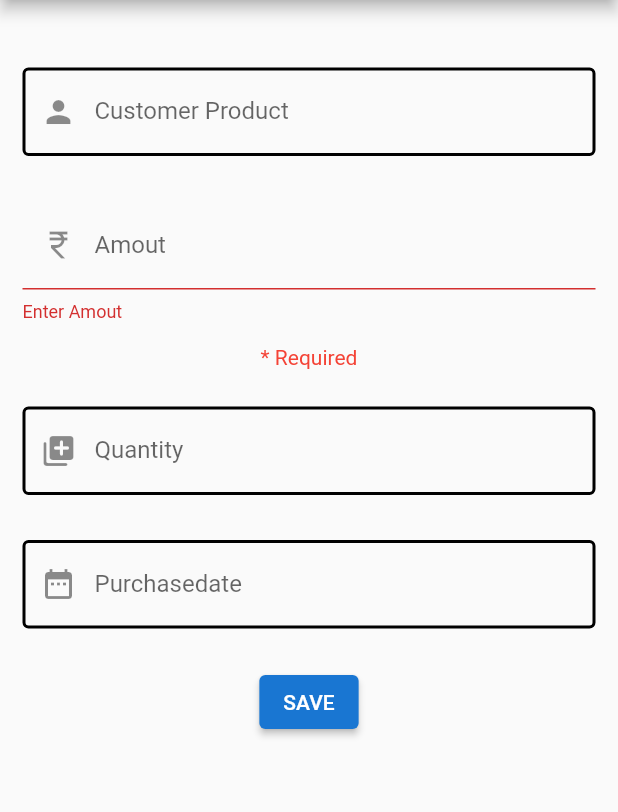
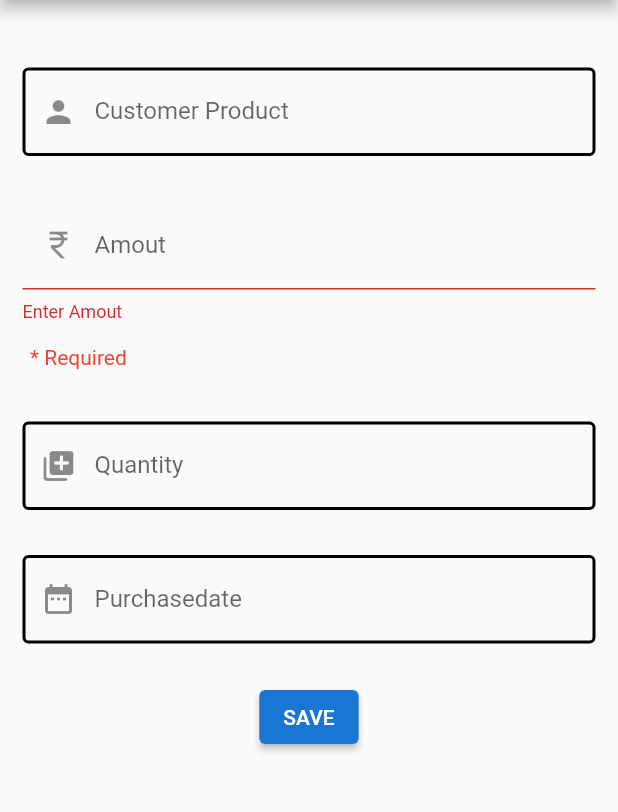
Before and after one commit to RajVirani6587/khatabook, a Flutter app: the paymetRemaind_Screen screen opened by its route, after a tap on "SAVE", on a phone screen of 412 x 824 dp, the part 84-896 px from its top. Run offline on Flutter 3.47's test engine with Material 2 defaults, Android fonts, the phone set to English and light mode, and no system bars; our stand-ins replace get, sqflite; accounts and stored records are empty.

Commit message:
12/11/2022

```diff
--- a/lib/controller/dbhelpre_cilent.dart
+++ b/lib/controller/dbhelpre_cilent.dart
@@ -22,7 +22,7 @@ class DbHelper{
     String  path =  join(folder.path,"rnw.db");
     return  openDatabase(path,version:1,onCreate:(db,version){
       String query = "CREATE TABLE cilent(id INTEGER PRIMARY KEY AUTOINCREMENT,name TEXT,mobile TEXT,address TEXT)";
-      String proquery = "CREATE TABLE product(id INTEGER PRIMARY KEY AUTOINCREMENT,productname TEXT,quantity TEXT,price TEXT,purchasedate TEXT,client_id INTEGER,payment_status INTEGER)";
+      String proquery = "CREATE TABLE product(id INTEGER PRIMARY KEY AUTOINCREMENT,product_name TEXT,quantity TEXT,price TEXT,purchase_date TEXT,client_id INTEGER,payment_status INTEGER)";
       db.execute(query);
       db.execute(proquery);
     });
--- a/lib/view/paymetRemaind_Screen.dart
+++ b/lib/view/paymetRemaind_Screen.dart
@@ -14,29 +14,26 @@ class paymetRemaind_Screen extends StatefulWidget {
 }
 
 class _paymetRemaind_ScreenState extends State<paymetRemaind_Screen> {
-
-
   Product_Controller product_controller = Get.put(Product_Controller());
   Cilent_Controller cilent_controller = Get.put(Cilent_Controller());
 
-  TextEditingController txtproductname  =TextEditingController();
-  TextEditingController txtquantity     =TextEditingController();
-  TextEditingController txtprice        =TextEditingController();
-  TextEditingController txtpurchasedate =TextEditingController();
+  TextEditingController txtproductname = TextEditingController();
+  TextEditingController txtquantity = TextEditingController();
+  TextEditingController txtprice = TextEditingController();
+  TextEditingController txtpurchasedate = TextEditingController();
 
   @override
   void initState() {
     super.initState();
-    getDataPro();
+    getData();
   }
 
-  void getDataPro()async{
-    DbHelper pdb = DbHelper();
-    product_controller.ProductList.value = await pdb.readData();
+  void getData() async {
+    DbHelper db = DbHelper();
+    product_controller.ProductList.value = await db.readData();
   }
 
   var txtkey = GlobalKey<FormState>();
-
 
   @override
   Widget build(BuildContext context) {
@@ -46,13 +43,16 @@ class _paymetRemaind_ScreenState extends State<paymetRemaind_Screen> {
         child: Scaffold(
           appBar: AppBar(
             backgroundColor: Colors.blue.shade700,
-              leading: IconButton(onPressed: (){
-                Get.back();
-              }, icon:Icon(Icons.arrow_back)),
+            leading: IconButton(
+                onPressed: () {
+                  Get.off(Detile_Screen());
+                },
+                icon: Icon(Icons.arrow_back)),
             centerTitle: false,
             title: Text("Add Payment"),
             actions: [
-                IconButton(onPressed: (){
+              IconButton(
+                  onPressed: () {
                     txtproductname.clear();
                     txtquantity.clear();
                     txtprice.clear();
@@ -61,7 +61,9 @@ class _paymetRemaind_ScreenState extends State<paymetRemaind_Screen> {
                   icon: Icon(Icons.refresh)),
             ],
           ),
-          body: SingleChildScrollView(
+          body: WillPopScope(
+            onWillPop: dialog,
+            child: SingleChildScrollView(
               child: Column(
                 children: [
                   SizedBox(
@@ -79,24 +81,21 @@ class _paymetRemaind_ScreenState extends State<paymetRemaind_Screen> {
                             borderSide: BorderSide(width: 2),
                           ),
                           focusedBorder: OutlineInputBorder(
-                          borderSide: BorderSide(width: 2,color: Colors.blue),
-                        )
-                    ),
+                            borderSide:
+                                BorderSide(width: 2, color: Colors.blue),
+                          )),
                     ),
                   ),
                   Padding(
                     padding: const EdgeInsets.all(15.0),
                     child: TextFormField(
-                    validator: (value){
-                      if(value!.isEmpty)
-                      {
+                      validator: (value) {
+                        if (value!.isEmpty) {
                           return 'Enter Amout';
-                      }
-                      else{
+                        } else {
                           return null;
                         }
                       },
-
                       controller: txtprice,
                       textInputAction: TextInputAction.next,
                       decoration: InputDecoration(
@@ -106,13 +105,26 @@ class _paymetRemaind_ScreenState extends State<paymetRemaind_Screen> {
                             borderSide: BorderSide(width: 2),
                           ),
                           focusedBorder: OutlineInputBorder(
-                          borderSide: BorderSide(width: 2,color: Colors.blue),
-                        )
+                            borderSide:
+                                BorderSide(width: 2, color: Colors.blue),
+                          )),
                     ),
                   ),
+                  Padding(
+                    padding: const EdgeInsets.only(
+                      bottom: 20,
+                      left: 20,
                     ),
-                Text("* Required",style: TextStyle(color: Colors.red),),
-                SizedBox(height: 10,),
+                    child: Row(
+                      mainAxisAlignment: MainAxisAlignment.start,
+                      children: [
+                        Text(
+                          "* Required",
+                          style: TextStyle(color: Colors.red),
+                        ),
+                      ],
+                    ),
+                  ),
                   Padding(
                     padding: const EdgeInsets.all(15.0),
                     child: TextField(
@@ -125,9 +137,9 @@ class _paymetRemaind_ScreenState extends State<paymetRemaind_Screen> {
                             borderSide: BorderSide(width: 2),
                           ),
                           focusedBorder: OutlineInputBorder(
-                          borderSide: BorderSide(width: 2,color: Colors.blue),
-                        )
-                    ),
+                            borderSide:
+                                BorderSide(width: 2, color: Colors.blue),
+                          )),
                     ),
                   ),
                   Padding(
@@ -142,30 +154,48 @@ class _paymetRemaind_ScreenState extends State<paymetRemaind_Screen> {
                             borderSide: BorderSide(width: 2),
                           ),
                           focusedBorder: OutlineInputBorder(
-                          borderSide: BorderSide(width: 2,color: Colors.blue),
-                        )
+                            borderSide:
+                                BorderSide(width: 2, color: Colors.blue),
+                          )),
                     ),
                   ),
+                  SizedBox(
+                    height: 10,
                   ),
-
-
-                SizedBox(height: 10,),
-
-
-                ElevatedButton(onPressed: (){
-                  if(txtkey.currentState!.validate() == true){
-                    Get.to(Detile_Screen());
+                  ElevatedButton(
+                    onPressed: () {
+                      if (txtkey.currentState!.validate() == true) {
+                        Get.off(Detile_Screen());
                       }
-                  DbHelper PDB = DbHelper();
-                  PDB.ProinsertData(txtproductname.text,txtquantity.text,txtprice.text,txtpurchasedate.text,int.parse(cilent_controller.Datapick!.id!),0);
-                  getDataPro();
-                  // Get.back();
-                }, child: Text("SAVE"),style: ElevatedButton.styleFrom(primary: Colors.blue.shade700),),
+                      DbHelper pdb = DbHelper();
+                      pdb.ProinsertData(
+                          txtproductname.text,
+                          txtquantity.text,
+                          txtprice.text,
+                          txtpurchasedate.text,
+                          int.parse(cilent_controller.Datapick!.id!),
+                          0);
+                      getData();
+                    },
+                    child: Text("SAVE"),
+                    style:
+                        ElevatedButton.styleFrom(primary: Colors.blue.shade700),
+                  ),
                 ],
+              ),
             ),
           ),
         ),
       ),
     );
   }
+
+  Future<bool> dialog() async {
+    back();
+    return await false;
   }
+
+  void back(){
+    Get.off(Detile_Screen());
+  }
+}
```
Also changed, not shown: lib/view/detile_screen.dart (+32 -14 lines), lib/view/firstScreen.dart (+4 -4 lines), lib/view/paynetdone_screen.dart (+20 -8 lines). Lines whose indentation alone changed are shown as unchanged.
